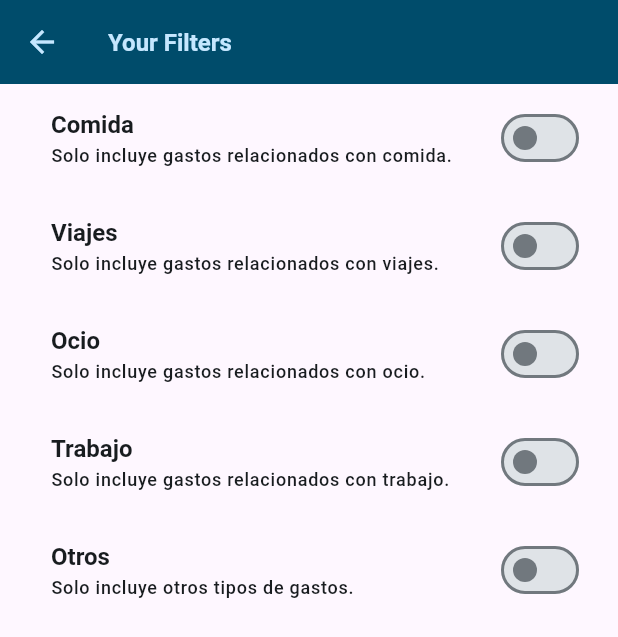
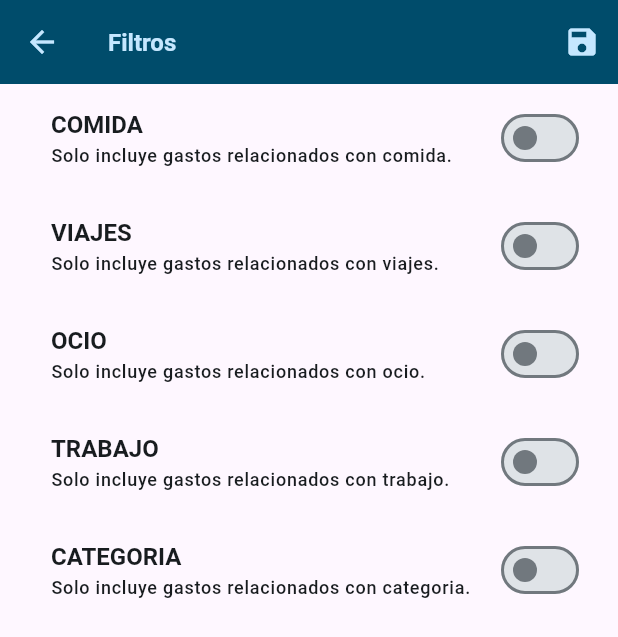
Before and after one commit to cvlciifer/app_wallet, a Flutter app: the FiltersScreen screen opened directly, on a phone screen of 412 x 824 dp. Shown: the top 637 px of the screen. Run offline on Flutter 3.47's test engine with Material 3 defaults, Android fonts, the phone set to English and light mode, and no system bars; our stand-ins replace cloud_firestore, firebase_core, fl_chart; accounts and stored records are empty.

Commit message:
add filter

```diff
--- a/lib/main.dart
+++ b/lib/main.dart
@@ -3,6 +3,7 @@ import 'package:flutter/material.dart';
 
 import 'package:app_wallet/screens/expenses.dart';
 import 'package:app_wallet/screens/blank.dart';
+import 'package:app_wallet/screens/filtros.dart';
 
 import 'package:firebase_core/firebase_core.dart';
 import 'firebase_options.dart';
@@ -76,7 +77,8 @@ void main() async {
       home: Expenses(),
       routes: {
         '/expense': (ctx) => Expenses(),
-        '/blank': (ctx) => BlankScreen(), // Agrega la ruta aquí
+        '/blank': (ctx) => BlankScreen(),
+        '/filtros':(ctx)=> FiltersScreen(),
       },
     ),
   );
--- a/lib/screens/filtros.dart
+++ b/lib/screens/filtros.dart
@@ -1,117 +1,70 @@
 import 'package:flutter/material.dart';
+import 'package:app_wallet/models/expense.dart';
+import 'package:app_wallet/screens/expenses.dart';
 
-class FiltersScreen extends StatelessWidget {
+class FiltersScreen extends StatefulWidget {
   const FiltersScreen({super.key});
+
+  @override
+  _FiltersScreenState createState() => _FiltersScreenState();
+}
+
+class _FiltersScreenState extends State<FiltersScreen> {
+  final Map<Category, bool> _filters = {
+    Category.comida: false,
+    Category.viajes: false,
+    Category.ocio: false,
+    Category.trabajo: false,
+    Category.categoria: false,
+  };
+
+  void _saveFilters() {
+  Navigator.of(context).pop(_filters); // Guarda los filtros y regresa a la pantalla anterior
+}
 
   @override
 Widget build(BuildContext context) {
   return Scaffold(
     appBar: AppBar(
-        title: const Text('Your Filters'),
+      title: const Text('Filtros'),
+      leading: IconButton(
+        icon: const Icon(Icons.arrow_back),
+        onPressed: () {
+          Navigator.of(context).pop(); // Regresa a la pantalla anterior
+        },
+      ),
+      actions: [
+        IconButton(
+          icon: const Icon(Icons.save),
+          onPressed: _saveFilters, // Guarda los filtros y regresa a la pantalla de gastos
+        ),
+      ],
     ),
     body: Column(
-        children: [
-          SwitchListTile(
-            value: false, // Valor inicial sin función
+      children: Category.values.map((category) {
+        return SwitchListTile(
+          value: _filters[category] ?? false,
           onChanged: (isChecked) {
-              // No hay ninguna acción aquí
+            setState(() {
+              _filters[category] = isChecked;
+            });
           },
           title: Text(
-              'Comida',
+            category.name.toUpperCase(),
             style: Theme.of(context).textTheme.titleLarge!.copyWith(
                   color: Theme.of(context).colorScheme.onBackground,
                 ),
           ),
           subtitle: Text(
-              'Solo incluye gastos relacionados con comida.',
+            'Solo incluye gastos relacionados con ${category.name}.',
             style: Theme.of(context).textTheme.labelMedium!.copyWith(
                   color: Theme.of(context).colorScheme.onBackground,
                 ),
           ),
           activeColor: Theme.of(context).colorScheme.tertiary,
           contentPadding: const EdgeInsets.only(left: 34, right: 22),
-          ),
-          SwitchListTile(
-            value: false, // Valor inicial sin función
-            onChanged: (isChecked) {
-              // No hay ninguna acción aquí
-            },
-            title: Text(
-              'Viajes',
-              style: Theme.of(context).textTheme.titleLarge!.copyWith(
-                    color: Theme.of(context).colorScheme.onBackground,
-                  ),
-            ),
-            subtitle: Text(
-              'Solo incluye gastos relacionados con viajes.',
-              style: Theme.of(context).textTheme.labelMedium!.copyWith(
-                    color: Theme.of(context).colorScheme.onBackground,
-                  ),
-            ),
-            activeColor: Theme.of(context).colorScheme.tertiary,
-            contentPadding: const EdgeInsets.only(left: 34, right: 22),
-          ),
-          SwitchListTile(
-            value: false, // Valor inicial sin función
-            onChanged: (isChecked) {
-              // No hay ninguna acción aquí
-            },
-            title: Text(
-              'Ocio',
-              style: Theme.of(context).textTheme.titleLarge!.copyWith(
-                    color: Theme.of(context).colorScheme.onBackground,
-                  ),
-            ),
-            subtitle: Text(
-              'Solo incluye gastos relacionados con ocio.',
-              style: Theme.of(context).textTheme.labelMedium!.copyWith(
-                    color: Theme.of(context).colorScheme.onBackground,
-                  ),
-            ),
-            activeColor: Theme.of(context).colorScheme.tertiary,
-            contentPadding: const EdgeInsets.only(left: 34, right: 22),
-          ),
-          SwitchListTile(
-            value: false, // Valor inicial sin función
-            onChanged: (isChecked) {
-              // No hay ninguna acción aquí
-            },
-            title: Text(
-              'Trabajo',
-              style: Theme.of(context).textTheme.titleLarge!.copyWith(
-                    color: Theme.of(context).colorScheme.onBackground,
-                  ),
-            ),
-            subtitle: Text(
-              'Solo incluye gastos relacionados con trabajo.',
-              style: Theme.of(context).textTheme.labelMedium!.copyWith(
-                    color: Theme.of(context).colorScheme.onBackground,
-                  ),
-            ),
-            activeColor: Theme.of(context).colorScheme.tertiary,
-            contentPadding: const EdgeInsets.only(left: 34, right: 22),
-          ),
-          SwitchListTile(
-            value: false, // Valor inicial sin función
-            onChanged: (isChecked) {
-              // No hay ninguna acción aquí
-            },
-            title: Text(
-              'Otros',
-              style: Theme.of(context).textTheme.titleLarge!.copyWith(
-                    color: Theme.of(context).colorScheme.onBackground,
-                  ),
-            ),
-            subtitle: Text(
-              'Solo incluye otros tipos de gastos.',
-              style: Theme.of(context).textTheme.labelMedium!.copyWith(
-                    color: Theme.of(context).colorScheme.onBackground,
-                  ),
-            ),
-            activeColor: Theme.of(context).colorScheme.tertiary,
-            contentPadding: const EdgeInsets.only(left: 34, right: 22),
-          ),
-        ],
+        );
+      }).toList(),
     ),
   );
 }
--- a/lib/widgets/main_drawer.dart
+++ b/lib/widgets/main_drawer.dart
@@ -50,14 +50,14 @@ class MainDrawer extends StatelessWidget {
               color: Theme.of(context).colorScheme.onBackground,
             ),
             title: Text(
-              'Gastos',
+              'Filtros',
               style: Theme.of(context).textTheme.titleSmall!.copyWith(
                     color: Theme.of(context).colorScheme.onBackground,
                     fontSize: 24,
                   ),
             ),
             onTap: () {
-              onSelectScreen('gastos');
+              onSelectScreen('filtros');
             },
           ),
           ListTile(
```
Also changed, not shown: lib/screens/expenses.dart (+34 -23 lines). Lines whose indentation alone changed are shown as unchanged.
